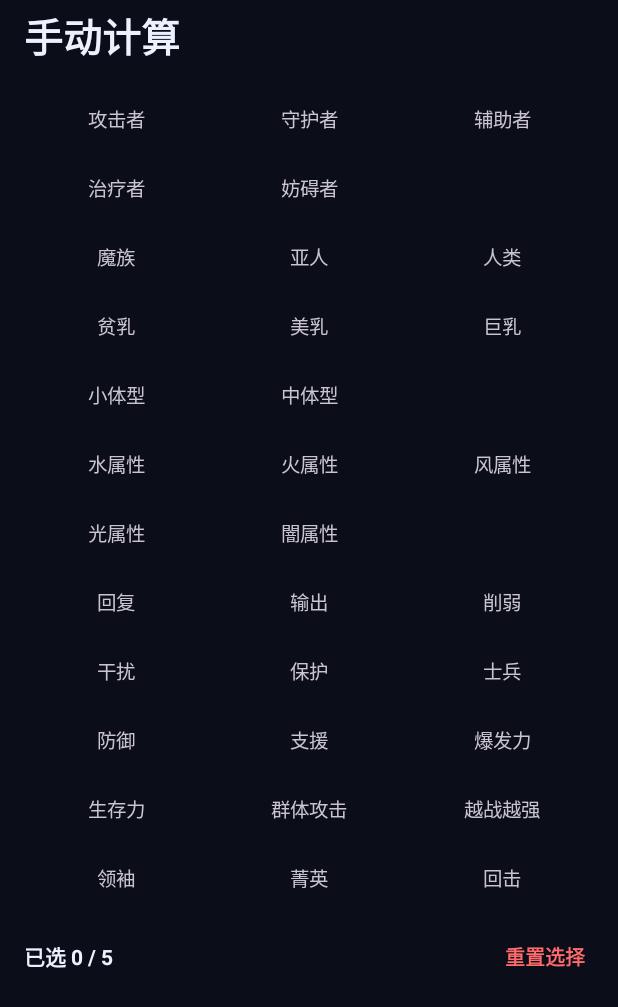
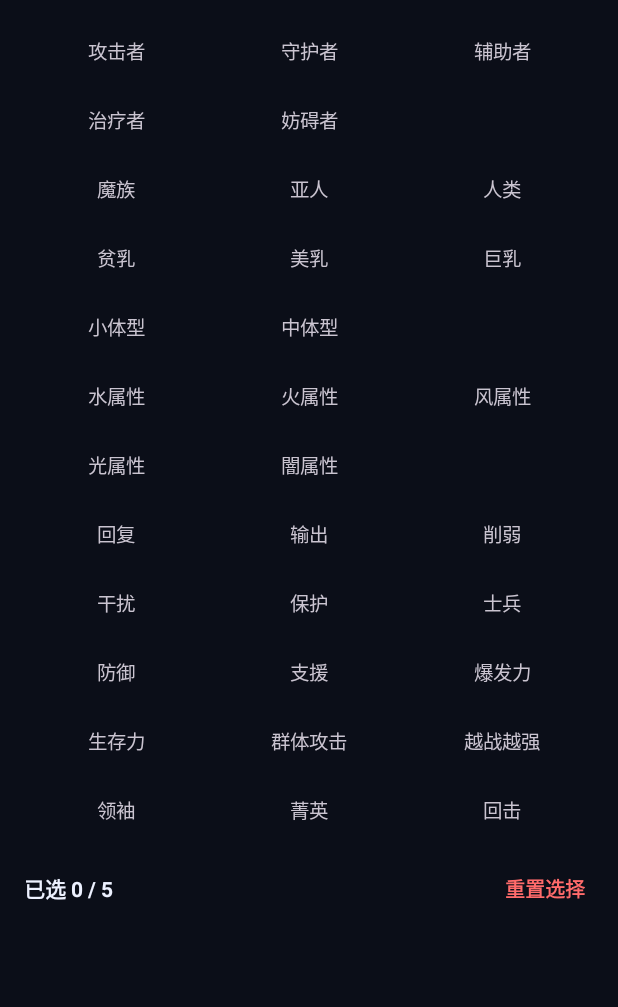
Before and after one commit to 3449987473/tkfm-recruit-assistant, an Android app: the layout fragment_manual.xml on its own in the app's theme, with its tools: preview values and no code run, on a phone screen of 412 x 824 dp. Shown: the top 1007 px of the screen. Run offline under Robolectric (Android 15) with nearby library versions, the phone set to English and light mode, and no system bars.

Commit message:
fix: 手动页去掉标题、补全到 5 词条、底部导航收窄
- 移除页面内的「手动计算」大标题
- 绿色提示自动补全恢复为 5 个词条（游戏面板固定 5 个，结果区才枚举 1~3 组合）
- 已选满 5 个后才停止下一步提示
- 底部导航宽度改为屏幕 2/3 并居中

```diff
--- a/app/src/main/java/com/tkfm/recruitassistant/MainActivity.java
+++ b/app/src/main/java/com/tkfm/recruitassistant/MainActivity.java
@@ -54,6 +54,10 @@ public class MainActivity extends AppCompatActivity implements MaterialToolbar.O
         toolbar.inflateMenu(R.menu.toolbar_main);
         toolbar.setOnMenuItemClickListener(this);
         bottomNav = findViewById(R.id.bottomNav);
+        int navWidth = getResources().getDisplayMetrics().widthPixels * 2 / 3;
+        android.view.ViewGroup.LayoutParams navParams = bottomNav.getLayoutParams();
+        navParams.width = navWidth;
+        bottomNav.setLayoutParams(navParams);
         bottomNav.setOnItemSelectedListener(this::onNavItemSelected);
         showTab(0);
         handleIntent(getIntent());
--- a/app/src/main/java/com/tkfm/recruitassistant/ui/ManualFragment.java
+++ b/app/src/main/java/com/tkfm/recruitassistant/ui/ManualFragment.java
@@ -132,7 +132,7 @@ public class ManualFragment extends Fragment {
         ResultsRenderer.render(requireContext(), results, lastGroups, lastSelection,
                 this::onCharacterClicked);
 
-        if (ordered.size() >= ProphecyEngine.MAX_CONDITIONS) {
+        if (ordered.size() >= ProphecyEngine.PANEL_TAGS) {
             picker.setHints(Collections.emptyMap());
         } else {
             picker.setHints(prophecy.hints(lastSelection));
--- a/app/src/main/res/layout/activity_main.xml
+++ b/app/src/main/res/layout/activity_main.xml
@@ -4,6 +4,7 @@
     android:layout_width="match_parent"
     android:layout_height="match_parent"
     android:orientation="vertical"
+    android:gravity="center_horizontal"
     android:background="@color/bg">
 
     <com.google.android.material.appbar.MaterialToolbar
--- a/app/src/main/res/layout/fragment_manual.xml
+++ b/app/src/main/res/layout/fragment_manual.xml
@@ -11,23 +11,14 @@
         android:layout_height="wrap_content"
         android:orientation="vertical"
         android:paddingStart="16dp"
-        android:paddingTop="4dp"
+        android:paddingTop="8dp"
         android:paddingEnd="16dp"
         android:paddingBottom="28dp">
-
-        <TextView
-            android:layout_width="wrap_content"
-            android:layout_height="wrap_content"
-            android:text="手动计算"
-            android:textColor="@color/text"
-            android:textSize="26sp"
-            android:textStyle="bold" />
 
         <com.tkfm.recruitassistant.ui.TagPickerView
             android:id="@+id/tagPicker"
             android:layout_width="match_parent"
-            android:layout_height="wrap_content"
-            android:layout_marginTop="10dp" />
+            android:layout_height="wrap_content" />
 
         <LinearLayout
             android:layout_width="match_parent"
```
Also changed, not shown: app/src/main/java/com/tkfm/recruitassistant/core/ProphecyEngine.java (+4 -6 lines), 1 other file.
